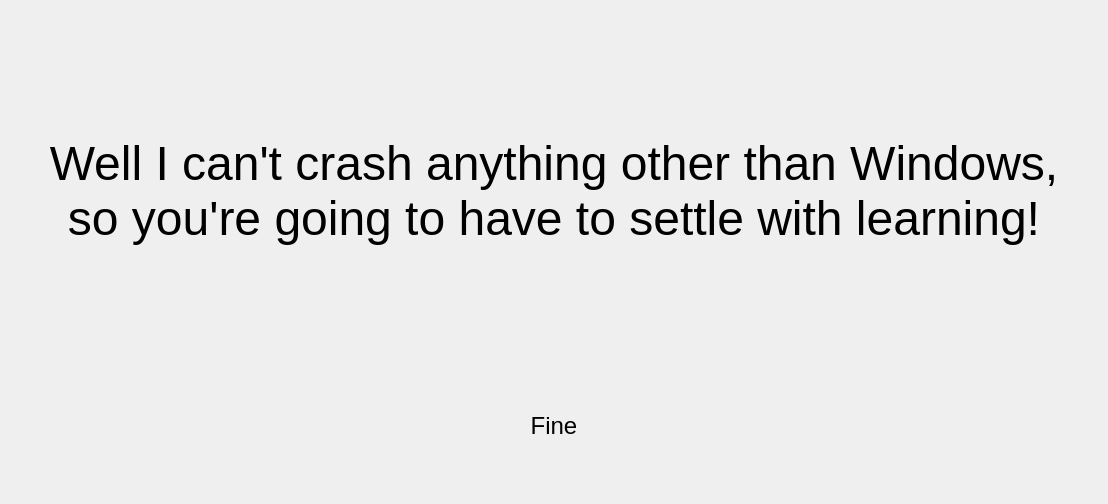
zxjorge/EDApp, file bsod.ui: the form before one commit.
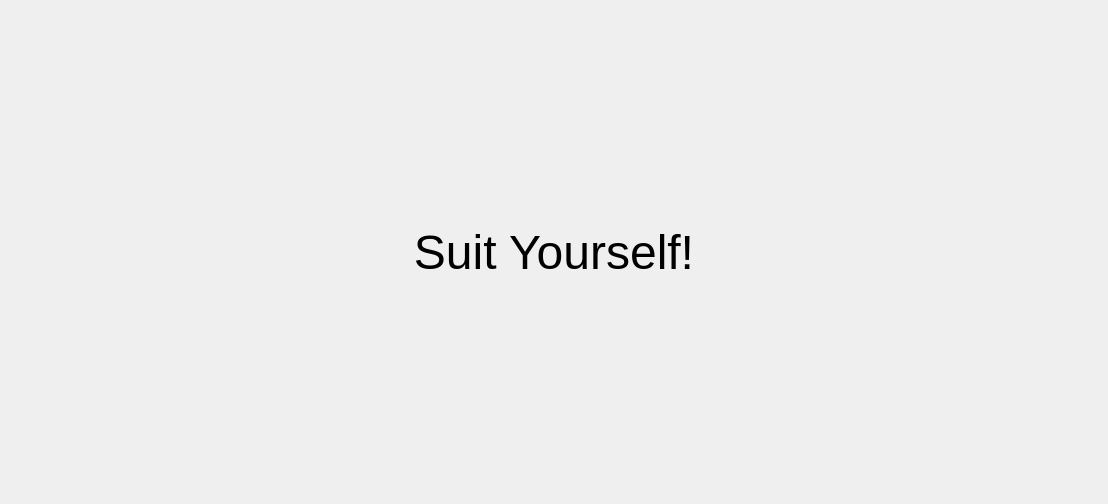
The form after the commit. The open tabs and pages were chosen to show the change.

Commit message: Always bsod

```diff
--- a/bsod.ui
+++ b/bsod.ui
@@ -113,75 +113,6 @@
        </item>
       </layout>
      </widget>
-     <widget class="QWidget" name="cantbsod">
-      <layout class="QVBoxLayout" name="verticalLayout_4">
-       <item>
-        <widget class="QLabel" name="label_3">
-         <property name="font">
-          <font>
-           <pointsize>36</pointsize>
-          </font>
-         </property>
-         <property name="text">
-          <string>Well I can't crash anything other than Windows, so you're going to have to settle with learning!</string>
-         </property>
-         <property name="alignment">
-          <set>Qt::AlignCenter</set>
-         </property>
-         <property name="wordWrap">
-          <bool>true</bool>
-         </property>
-        </widget>
-       </item>
-       <item>
-        <spacer name="verticalSpacer_4">
-         <property name="orientation">
-          <enum>Qt::Vertical</enum>
-         </property>
-         <property name="sizeType">
-          <enum>QSizePolicy::Maximum</enum>
-         </property>
-         <property name="sizeHint" stdset="0">
-          <size>
-           <width>20</width>
-           <height>40</height>
-          </size>
-         </property>
-        </spacer>
-       </item>
-       <item>
-        <widget class="QPushButton" name="cantFine">
-         <property name="font">
-          <font>
-           <pointsize>18</pointsize>
-          </font>
-         </property>
-         <property name="text">
-          <string>Fine</string>
-         </property>
-         <property name="flat">
-          <bool>true</bool>
-         </property>
-        </widget>
-       </item>
-       <item>
-        <spacer name="verticalSpacer_3">
-         <property name="orientation">
-          <enum>Qt::Vertical</enum>
-         </property>
-         <property name="sizeType">
-          <enum>QSizePolicy::Maximum</enum>
-         </property>
-         <property name="sizeHint" stdset="0">
-          <size>
-           <width>20</width>
-           <height>40</height>
-          </size>
-         </property>
-        </spacer>
-       </item>
-      </layout>
-     </widget>
      <widget class="QWidget" name="failedbsod">
       <layout class="QVBoxLayout" name="verticalLayout_3">
        <item>
@@ -336,7 +267,7 @@
           </font>
          </property>
          <property name="text">
-          <string>Okay!</string>
+          <string>Suit Yourself!</string>
          </property>
          <property name="alignment">
           <set>Qt::AlignCenter</set>
```
Left out of the diff: 2 changed lines with no effect on the pictures. The commit also changes 1 other file.
